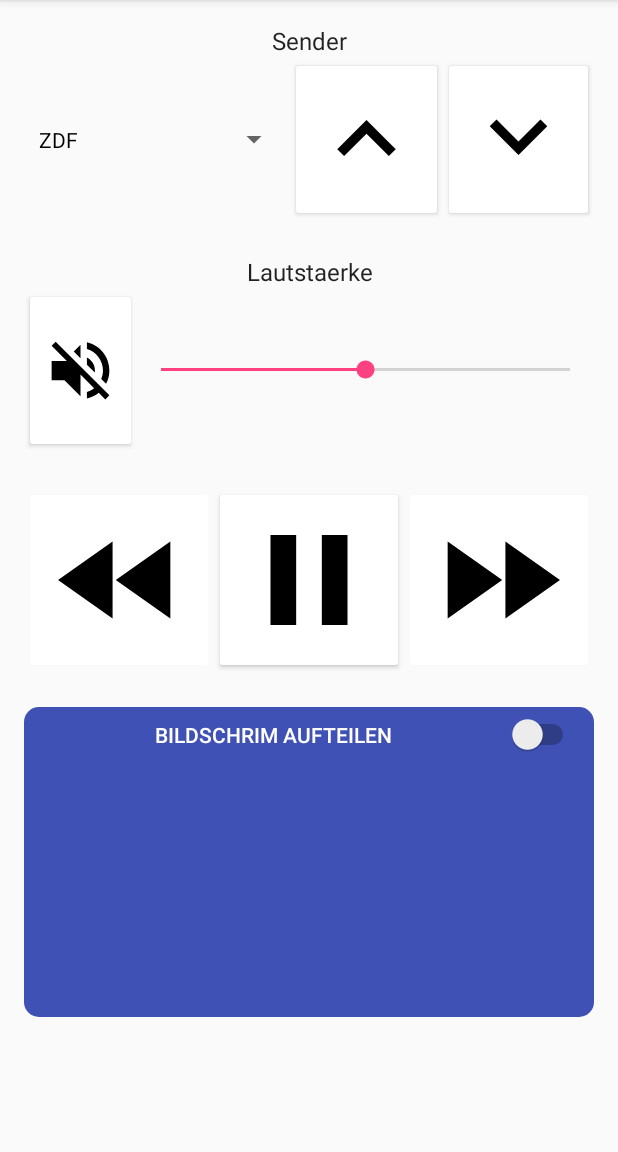
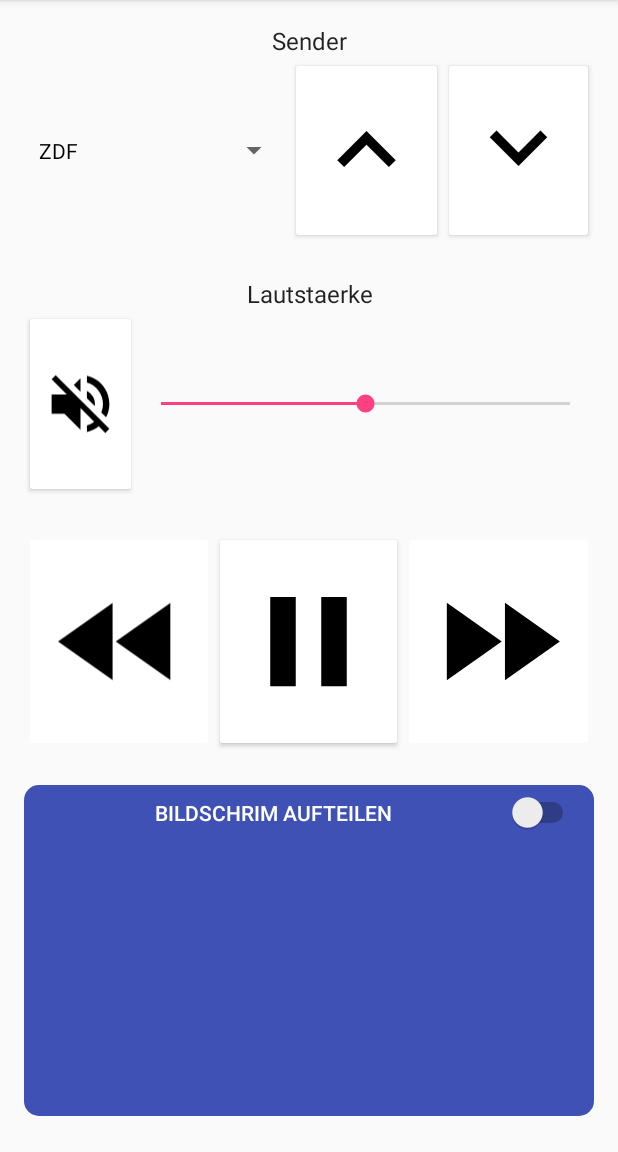
Before and after one commit to juxbo/NZSE_Remote, an Android app: the screen it shows after launch (Fernbedienung), on a phone screen of 412 x 824 dp, the part 84-1236 px from its top. Run offline under Robolectric (Android 15) with nearby library versions, the phone set to English and light mode, and no system bars; network calls fail.

Commit message:
Changed Preferences name

```diff
--- a/app/src/main/java/remote/js/nzse/hda/makeremotesgreatagain/Fernbedienung.java
+++ b/app/src/main/java/remote/js/nzse/hda/makeremotesgreatagain/Fernbedienung.java
@@ -50,7 +50,7 @@ public class Fernbedienung extends AppCompatActivity {
         Toolbar toolbar = (Toolbar) findViewById(R.id.toolbar);
         setSupportActionBar(toolbar);
 
-        prefs = getSharedPreferences("com.mycompany.myAppName", MODE_PRIVATE);
+        prefs = getSharedPreferences("remote.js.nzse.hda.greatremote", MODE_PRIVATE);
 
         //Somehow these cannot be disabled in xml (They're not greyed out)
         ffBtn=(ImageButton) findViewById(R.id.button_ff);
@@ -249,7 +249,6 @@ public class Fernbedienung extends AppCompatActivity {
     }
 
     public void playButtonPressed(View v){
-        //TODO: Implement Play/Pause Function and enable ff/rewind buttons only when paused before
         if(paused){
             Toast.makeText(this, "Resuming", Toast.LENGTH_SHORT).show();
             ((ImageButton)findViewById(R.id.button_play)).setImageDrawable(ContextCompat.getDrawable(getApplicationContext(),R.drawable.pause));
--- a/app/src/main/res/layout/content_fernbedienung.xml
+++ b/app/src/main/res/layout/content_fernbedienung.xml
@@ -25,10 +25,10 @@
         <LinearLayout
             android:orientation="horizontal"
             android:layout_width="match_parent"
-            android:layout_height="0dp"
             android:weightSum="1"
-            android:layout_weight="0.18"
-            android:id="@+id/sender">
+            android:layout_weight="0.2"
+            android:id="@+id/sender"
+            android:layout_height="0dp">
 
             <LinearLayout
                 android:orientation="vertical"
@@ -86,7 +86,7 @@
             android:layout_width="match_parent"
             android:layout_height="0dp"
             android:id="@+id/volume"
-            android:layout_weight="0.18">
+            android:layout_weight="0.2">
 
             <LinearLayout
                 android:orientation="horizontal"
@@ -139,7 +139,7 @@
             android:layout_width="match_parent"
             android:layout_height="0dp"
             android:id="@+id/timeshift"
-            android:layout_weight="0.17">
+            android:layout_weight="0.2">
 
             <ImageButton
                 android:src="@drawable/rewind"
@@ -155,7 +155,7 @@
                 android:layout_width="0dp"
                 android:layout_height="match_parent"
                 android:id="@+id/button_play"
-                android:layout_weight="1"
+                android:layout_weight="0.99"
                 android:onClick="playButtonPressed" />
 
             <ImageButton
@@ -178,7 +178,7 @@
             android:layout_width="match_parent"
             android:layout_height="0dp"
             android:weightSum="1"
-            android:layout_weight="0.28"
+            android:layout_weight="0.3"
             android:id="@+id/pip"
             android:background="@drawable/custom_border">
 
```
